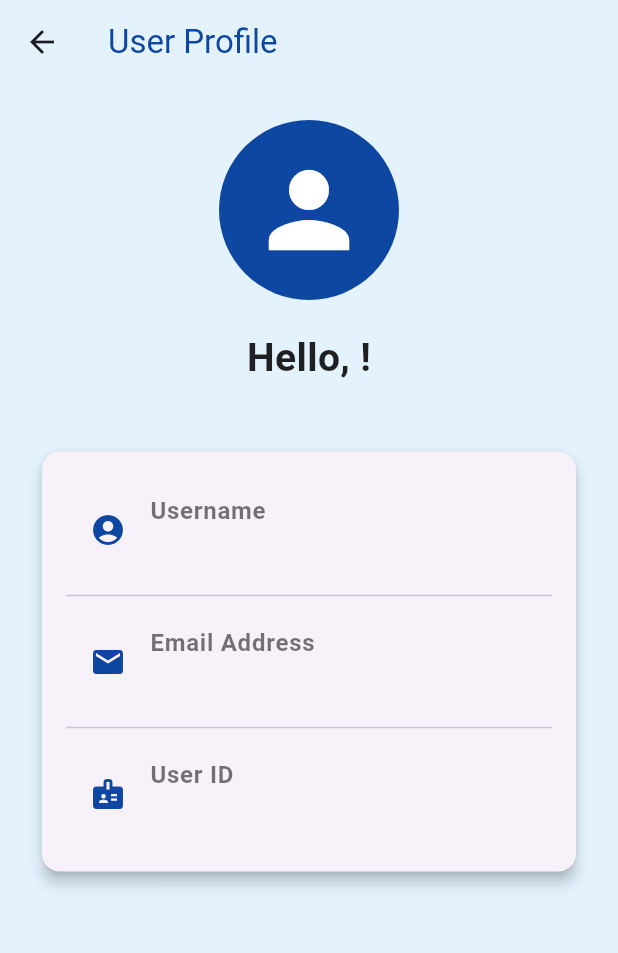
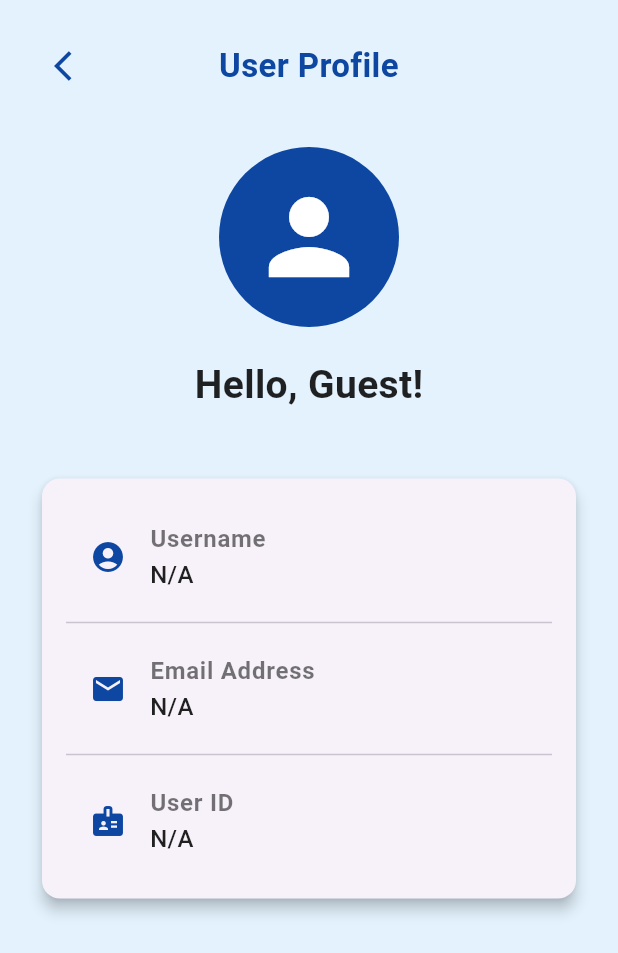
Before and after one commit to YasinduRG/myapp, a Flutter app: the ProfileScreen screen opened directly, on a phone screen of 412 x 824 dp. Shown: the top 953 px of the screen. Run offline on Flutter 3.47's test engine with Material 3 defaults, Android fonts, the phone set to English and light mode, and no system bars; our stand-ins replace flutter_blue_plus, flutter_riverpod, permission_handler; accounts and stored records are empty.

Commit message:
minor changes

```diff
--- a/lib/screens/profile/profile_screen.dart
+++ b/lib/screens/profile/profile_screen.dart
@@ -1,31 +1,58 @@
 import 'package:flutter/material.dart';
-import 'package:provider/provider.dart';
-import 'package:myapp/providers/auth_provider_old.dart';
+//import 'package:provider/provider.dart';
+//import 'package:myapp/providers/auth_provider_old.dart';
 import 'package:myapp/models/user_model.dart';
 import 'package:myapp/theme/app_theme.dart';
 
-class ProfileScreen extends StatelessWidget {
+import 'package:flutter_riverpod/flutter_riverpod.dart'; // 1. Import Riverpod
+import 'package:myapp/providers/auth_provider.dart'; // 2. Import the new Riverpod provider
+
+class ProfileScreen extends ConsumerWidget {
   const ProfileScreen({super.key});
 
   @override
-  Widget build(BuildContext context) {
-    // Use Provider.of to get the AuthProvider instance.
-    // 'listen: false' is fine here if you don't expect the user data to change while on this screen.
-    final User? currentUser = Provider.of<AuthProvider>(context).currentUser;
-
+  Widget build(BuildContext context, WidgetRef ref) {
+    final authState = ref.watch(authProvider);
+    final User? currentUser = authState.currentUser;
     return Scaffold(
       backgroundColor: AppColors.background,
-      appBar: AppBar(
-        title: const Text('User Profile', style: TextStyle(color: AppColors.primary)),
-        backgroundColor: AppColors.background,
-        elevation: 0,
-      ),
-      body: Padding(
-        padding: const EdgeInsets.all(24.0),
-        child: Center(
+      // 1. AppBar has been removed.
+      // appBar: AppBar(...)
+      body: SafeArea(
+        // Use SafeArea to avoid system UI (like the notch)
+        child: Padding(
+          padding: const EdgeInsets.symmetric(horizontal: 24.0, vertical: 20.0),
           child: Column(
             crossAxisAlignment: CrossAxisAlignment.center,
             children: [
+              // 2. New custom header
+              Row(
+                children: [
+                  // Back Button
+                  IconButton(
+                    icon: const Icon(
+                      Icons.arrow_back_ios,
+                      color: AppColors.primary,
+                    ),
+                    onPressed: () => Navigator.of(context).pop(),
+                  ),
+                  // Centered Title
+                  const Expanded(
+                    child: Text(
+                      'User Profile',
+                      textAlign: TextAlign.center,
+                      style: TextStyle(
+                        fontSize: 22,
+                        fontWeight: FontWeight.bold,
+                        color: AppColors.primary,
+                      ),
+                    ),
+                  ),
+                  // Spacer to perfectly center the title, matching the IconButton's width
+                  const SizedBox(width: 48.0),
+                ],
+              ),
+              const SizedBox(height: 30), // Spacing after the header
               // Profile Avatar
               const CircleAvatar(
                 radius: 60,
@@ -48,7 +75,9 @@ class ProfileScreen extends StatelessWidget {
               // User Info Card
               Card(
                 elevation: 4,
-                shape: RoundedRectangleBorder(borderRadius: BorderRadius.circular(12)),
+                shape: RoundedRectangleBorder(
+                  borderRadius: BorderRadius.circular(12),
+                ),
                 child: Padding(
                   padding: const EdgeInsets.all(16.0),
                   child: Column(
@@ -81,14 +110,28 @@ class ProfileScreen extends StatelessWidget {
     );
   }
 
-  // Helper widget to create styled info rows.
-  Widget _buildInfoTile({required IconData icon, required String label, required String value}) {
+  // Helper widget to create styled info rows (no changes needed).
+  Widget _buildInfoTile({
+    required IconData icon,
+    required String label,
+    required String value,
+  }) {
     return ListTile(
       leading: Icon(icon, color: AppColors.primary),
-      title: Text(label, style: const TextStyle(fontWeight: FontWeight.bold, color: AppColors.textFaded)),
+      title: Text(
+        label,
+        style: const TextStyle(
+          fontWeight: FontWeight.bold,
+          color: AppColors.textFaded,
+        ),
+      ),
       subtitle: Text(
         value,
-        style: const TextStyle(fontSize: 16, color: AppColors.text, fontWeight: FontWeight.w500),
+        style: const TextStyle(
+          fontSize: 16,
+          color: AppColors.text,
+          fontWeight: FontWeight.w500,
+        ),
       ),
     );
   }
--- a/pubspec.yaml
+++ b/pubspec.yaml
@@ -30,7 +30,6 @@ environment:
 dependencies:
   flutter:
     sdk: flutter
-  provider: ^6.1.2
   # The following adds the Cupertino Icons font to your application.
   # Use with the CupertinoIcons class for iOS style icons.
   cupertino_icons: ^1.0.8
```
Also changed, not shown: lib/screens/login/login_screen copy.dart (deleted, +0 -204 lines), pubspec.lock.
